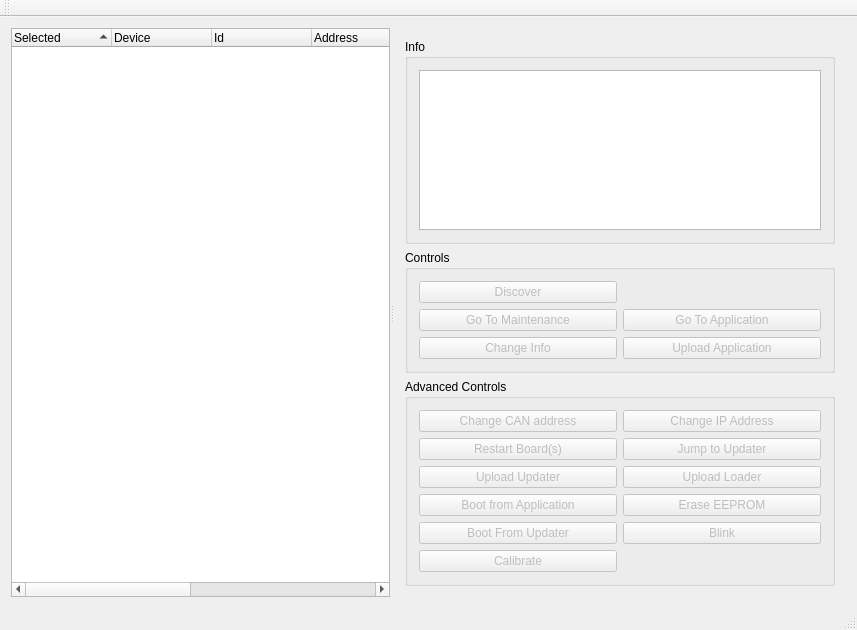
This is src/tools/FirmwareUpdater/mainwindow.ui in robotology/icub-main as Qt 5 draws it before an edit. The edited form follows.
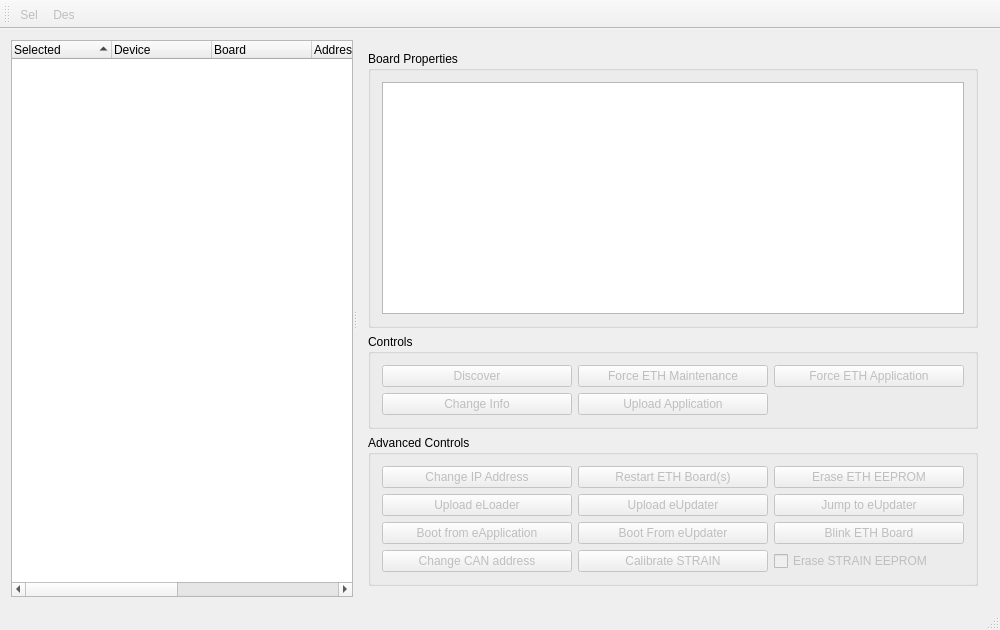
This is the edited form.

What changed in the file:
```diff
--- a/src/tools/FirmwareUpdater/mainwindow.ui
+++ b/src/tools/FirmwareUpdater/mainwindow.ui
@@ -6,7 +6,7 @@
    <rect>
     <x>0</x>
     <y>0</y>
-    <width>857</width>
+    <width>1000</width>
     <height>630</height>
    </rect>
   </property>
@@ -36,7 +36,7 @@
        </column>
        <column>
         <property name="text">
-         <string>Id</string>
+         <string>Board</string>
         </property>
        </column>
        <column>
@@ -54,11 +54,6 @@
          <string>Version</string>
         </property>
        </column>
-       <column>
-        <property name="text">
-         <string>Erase Eeprom</string>
-        </property>
-       </column>
        <column>
         <property name="text">
          <string>Info</string>
@@ -70,7 +65,7 @@
         <item>
          <widget class="QGroupBox" name="groupBox_2">
           <property name="title">
-           <string>Info</string>
+           <string>Board Properties</string>
           </property>
           <layout class="QVBoxLayout" name="verticalLayout">
            <item>
@@ -92,36 +87,6 @@
            <string>Controls</string>
           </property>
           <layout class="QGridLayout" name="gridLayout">
-           <item row="0" column="0">
-            <widget class="QPushButton" name="connectButton">
-             <property name="enabled">
-              <bool>false</bool>
-             </property>
-             <property name="text">
-              <string>Discover</string>
-             </property>
-            </widget>
-           </item>
-           <item row="1" column="0">
-            <widget class="QPushButton" name="btnGoToMaintenance">
-             <property name="enabled">
-              <bool>false</bool>
-             </property>
-             <property name="text">
-              <string>Go To Maintenance</string>
-             </property>
-            </widget>
-           </item>
-           <item row="1" column="2">
-            <widget class="QPushButton" name="btnGoToApplication">
-             <property name="enabled">
-              <bool>false</bool>
-             </property>
-             <property name="text">
-              <string>Go To Application</string>
-             </property>
-            </widget>
-           </item>
            <item row="2" column="0">
             <widget class="QPushButton" name="btnCahngeInfo">
              <property name="enabled">
@@ -132,6 +97,26 @@
              </property>
             </widget>
            </item>
+           <item row="0" column="3">
+            <widget class="QPushButton" name="btnGoToApplication">
+             <property name="enabled">
+              <bool>false</bool>
+             </property>
+             <property name="text">
+              <string>Force ETH Application</string>
+             </property>
+            </widget>
+           </item>
+           <item row="0" column="0">
+            <widget class="QPushButton" name="connectButton">
+             <property name="enabled">
+              <bool>false</bool>
+             </property>
+             <property name="text">
+              <string>Discover</string>
+             </property>
+            </widget>
+           </item>
            <item row="2" column="2">
             <widget class="QPushButton" name="btnUploadApp">
              <property name="enabled">
@@ -142,6 +127,16 @@
              </property>
             </widget>
            </item>
+           <item row="0" column="2">
+            <widget class="QPushButton" name="btnGoToMaintenance">
+             <property name="enabled">
+              <bool>false</bool>
+             </property>
+             <property name="text">
+              <string>Force ETH Maintenance</string>
+             </property>
+            </widget>
+           </item>
           </layout>
          </widget>
         </item>
@@ -151,67 +146,120 @@
            <string>Advanced Controls</string>
           </property>
           <layout class="QGridLayout" name="gridLayout_2">
-           <item row="2" column="0">
-            <widget class="QPushButton" name="btnUploadUpdater">
+           <item row="0" column="0">
+            <widget class="QPushButton" name="btnChangeIp">
              <property name="enabled">
               <bool>false</bool>
              </property>
              <property name="text">
-              <string>Upload Updater</string>
+              <string>Change IP Address</string>
              </property>
             </widget>
            </item>
-           <item row="2" column="1">
-            <widget class="QPushButton" name="btnUploadLoader">
-             <property name="enabled">
-              <bool>false</bool>
-             </property>
-             <property name="text">
-              <string>Upload Loader</string>
-             </property>
-            </widget>
-           </item>
-           <item row="3" column="0">
+           <item row="4" column="0">
             <widget class="QPushButton" name="btnBootApp">
              <property name="enabled">
               <bool>false</bool>
              </property>
              <property name="text">
-              <string>Boot from Application</string>
+              <string>Boot from eApplication</string>
              </property>
             </widget>
            </item>
-           <item row="3" column="1">
+           <item row="0" column="3">
             <widget class="QPushButton" name="btnEraseEeprom">
              <property name="enabled">
               <bool>false</bool>
              </property>
              <property name="text">
-              <string>Erase EEPROM</string>
+              <string>Erase ETH EEPROM</string>
              </property>
             </widget>
            </item>
-           <item row="4" column="0">
+           <item row="0" column="2">
+            <widget class="QPushButton" name="btnRestart">
+             <property name="enabled">
+              <bool>false</bool>
+             </property>
+             <property name="text">
+              <string>Restart ETH Board(s)</string>
+             </property>
+            </widget>
+           </item>
+           <item row="1" column="0">
+            <widget class="QPushButton" name="btnUploadLoader">
+             <property name="enabled">
+              <bool>false</bool>
+             </property>
+             <property name="text">
+              <string>Upload eLoader</string>
+             </property>
+            </widget>
+           </item>
+           <item row="1" column="3">
+            <widget class="QPushButton" name="btnJumpUpdater">
+             <property name="enabled">
+              <bool>false</bool>
+             </property>
+             <property name="text">
+              <string>Jump to eUpdater</string>
+             </property>
+            </widget>
+           </item>
+           <item row="1" column="2">
+            <widget class="QPushButton" name="btnUploadUpdater">
+             <property name="enabled">
+              <bool>false</bool>
+             </property>
+             <property name="text">
+              <string>Upload eUpdater</string>
+             </property>
+            </widget>
+           </item>
+           <item row="4" column="2">
             <widget class="QPushButton" name="btnBootUpdater">
              <property name="enabled">
               <bool>false</bool>
              </property>
              <property name="text">
-              <string>Boot From Updater</string>
+              <string>Boot From eUpdater</string>
              </property>
             </widget>
            </item>
-           <item row="5" column="0">
+           <item row="4" column="3">
+            <widget class="QPushButton" name="btnBlink">
+             <property name="enabled">
+              <bool>false</bool>
+             </property>
+             <property name="text">
+              <string>Blink ETH Board</string>
+             </property>
+            </widget>
+           </item>
+           <item row="6" column="3">
+            <widget class="QCheckBox" name="checkBoxEE">
+             <property name="enabled">
+              <bool>false</bool>
+             </property>
+             <property name="toolTip">
+              <string>&lt;html&gt;&lt;head/&gt;&lt;body&gt;&lt;p&gt;Allows the EEPROM erase of the CAN board during the upload of the application firmware (so far only for STRAIN)&lt;/p&gt;&lt;/body&gt;&lt;/html&gt;</string>
+             </property>
+             <property name="text">
+              <string>Erase STRAIN EEPROM</string>
+             </property>
+            </widget>
+           </item>
+           <item row="6" column="2">
             <widget class="QPushButton" name="btnCalibrate">
              <property name="enabled">
               <bool>false</bool>
              </property>
              <property name="text">
-              <string>Calibrate</string>
+              <string>Calibrate STRAIN</string>
              </property>
             </widget>
            </item>
-           <item row="0" column="0">
+           <item row="6" column="0">
             <widget class="QPushButton" name="btnChangeCanAddr">
              <property name="enabled">
               <bool>false</bool>
@@ -221,46 +269,6 @@
              </property>
             </widget>
            </item>
-           <item row="0" column="1">
-            <widget class="QPushButton" name="btnChangeIp">
-             <property name="enabled">
-              <bool>false</bool>
-             </property>
-             <property name="text">
-              <string>Change IP Address</string>
-             </property>
-            </widget>
-           </item>
-           <item row="1" column="0">
-            <widget class="QPushButton" name="btnRestart">
-             <property name="enabled">
-              <bool>false</bool>
-             </property>
-             <property name="text">
-              <string>Restart Board(s)</string>
-             </property>
-            </widget>
-           </item>
-           <item row="1" column="1">
-            <widget class="QPushButton" name="btnJumpUpdater">
-             <property name="enabled">
-              <bool>false</bool>
-             </property>
-             <property name="text">
-              <string>Jump to Updater</string>
-             </property>
-            </widget>
-           </item>
-           <item row="4" column="1">
-            <widget class="QPushButton" name="btnBlink">
-             <property name="enabled">
-              <bool>false</bool>
-             </property>
-             <property name="text">
-              <string>Blink</string>
-             </property>
-            </widget>
-           </item>
           </layout>
          </widget>
         </item>
@@ -280,6 +288,7 @@
     </rect>
    </property>
   </widget>
+  <widget class="QStatusBar" name="statusBar"/>
   <widget class="QToolBar" name="mainToolBar">
    <attribute name="toolBarArea">
     <enum>TopToolBarArea</enum>
@@ -287,8 +296,31 @@
    <attribute name="toolBarBreak">
     <bool>false</bool>
    </attribute>
+   <addaction name="actionSel"/>
+   <addaction name="actionDes"/>
   </widget>
-  <widget class="QStatusBar" name="statusBar"/>
+  <action name="actionSel">
+   <property name="enabled">
+    <bool>false</bool>
+   </property>
+   <property name="text">
+    <string>Sel</string>
+   </property>
+   <property name="toolTip">
+    <string>Complete Selection To All </string>
+   </property>
+  </action>
+  <action name="actionDes">
+   <property name="enabled">
+    <bool>false</bool>
+   </property>
+   <property name="text">
+    <string>Des</string>
+   </property>
+   <property name="toolTip">
+    <string>Deselect All</string>
+   </property>
+  </action>
  </widget>
  <layoutdefault spacing="6" margin="11"/>
  <resources/>
```
Left out of the diff: 4 changed lines with no effect on the pictures.
